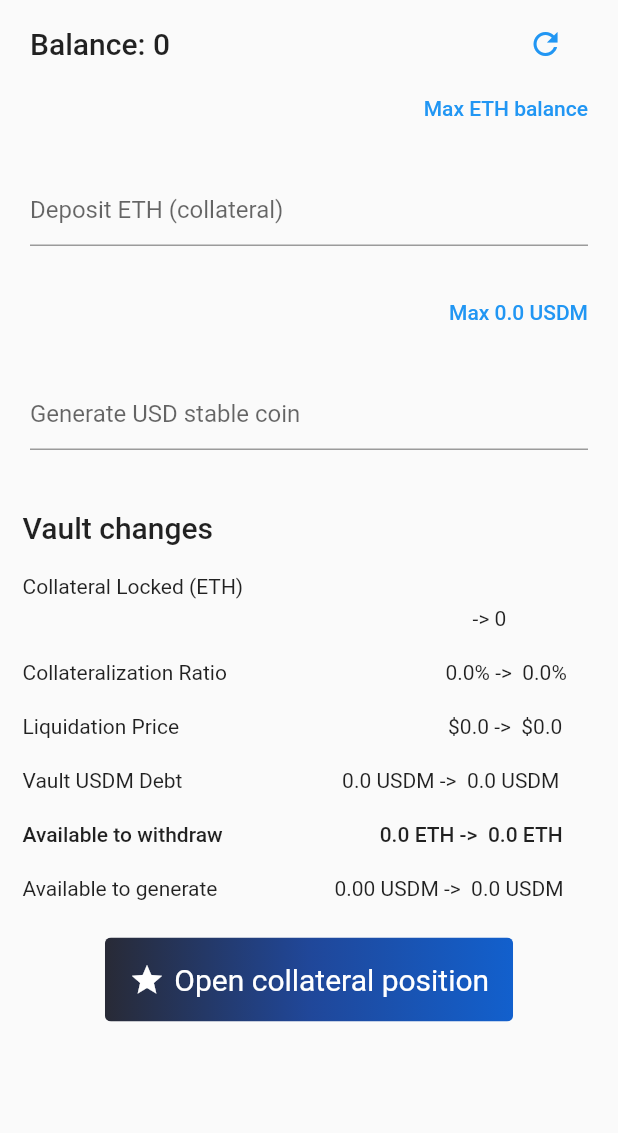
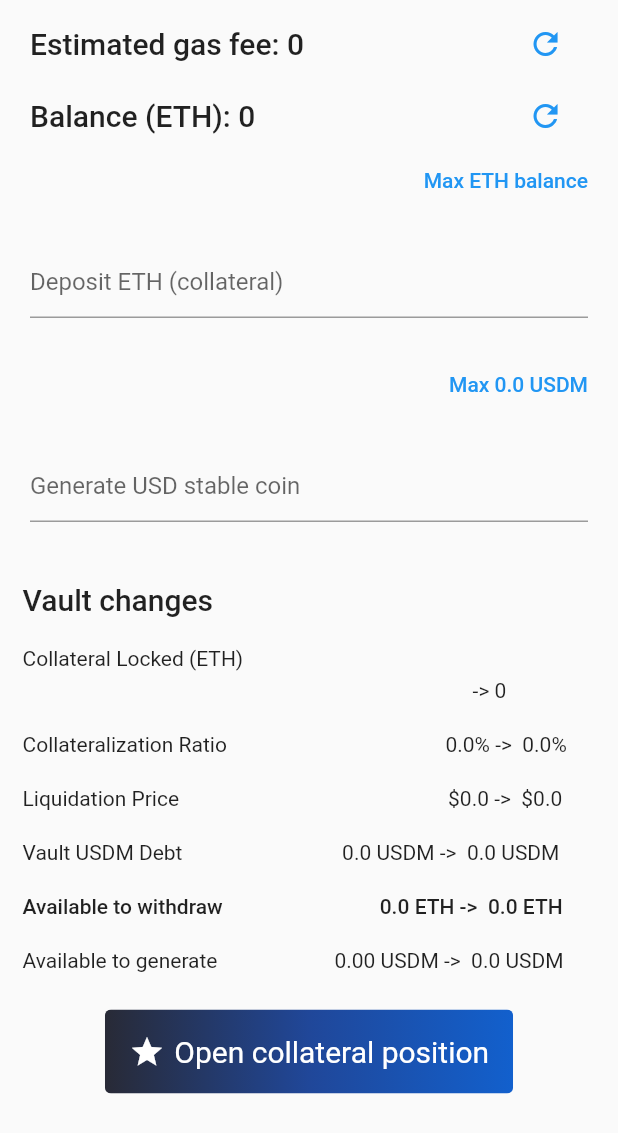
Before and after one commit to TonGarcia/flutter-study-app-wallet, a Flutter app: the PocCollateralizePage screen opened directly, after a tap on "Open collateral position", on a phone screen of 412 x 824 dp. Shown: the top 1133 px of the screen. Run offline on Flutter 3.47's test engine with Material 2 defaults, Android fonts, the phone set to English and light mode, and no system bars; our stand-ins replace font_awesome_flutter, graphql_flutter, hex, shared_preferences; missing offline and left inert: bip39, dart:ffi, ed25519_hd_key, web3dart; accounts and stored records are empty; project files that could hold a hidden picture were left out.

Commit message:
refactoring DeFi screens

```diff
--- a/app/lib/components/pages/poc/poc_collateralize_page.dart
+++ b/app/lib/components/pages/poc/poc_collateralize_page.dart
@@ -29,6 +29,7 @@ class _PocCollateralizePageState extends State<PocCollateralizePage> {
   late num _calcLiquidationPrice = 0.00;
   late num _maxLiquidationPrice = 0.00;
   late num _balanceAmountEther = 0;
+  late num _gasFree = 0.00;
   late num _expectedStable = 0.00;
   late double _maxStable = 0.00;
   late UserData _userWalletData;
@@ -38,6 +39,11 @@ class _PocCollateralizePageState extends State<PocCollateralizePage> {
 
   final TextEditingController _depositETH = TextEditingController();
   final TextEditingController _stableToGenerate = TextEditingController();
+
+  void openCollateral() {
+    BigInt collateralETH = BigInt.from(double.parse(_depositETH.text)*pow(10,18));
+    // deFi.openCollateralPosition(collateralETH, vaultDebt)
+  }
 
   void calcWithdraw() {
     if(_depositETH.text.isNotEmpty) {
@@ -145,6 +151,7 @@ class _PocCollateralizePageState extends State<PocCollateralizePage> {
   @override
   Widget build(BuildContext context) {
     double screenWidth = MediaQuery.of(context).size.width;
+    //_gasFree =
     return Scaffold(
         resizeToAvoidBottomInset: false,
         body: SingleChildScrollView(
@@ -159,7 +166,29 @@ class _PocCollateralizePageState extends State<PocCollateralizePage> {
                           padding: const EdgeInsets.only(left: 20.0, top: 10.0),
                           child:
                           Text(
-                            'Balance: $_balanceAmountEther',
+                            'Estimated gas fee: $_balanceAmountEther',
+                            style: Theme.of(context).textTheme.headline6,
+                          ),
+                        ),
+                        const SizedBox(width: 10.0),
+                        IconButton(
+                          padding: const EdgeInsets.only(top: 10.0),
+                          onPressed: (){
+                            updateBalance();
+                          },
+                          icon: const Icon(Icons.refresh),
+                          color: Colors.blue,
+                        )
+                      ],
+                    ),
+                    Row(
+                      children: [
+                        Container(
+                          width: screenWidth*0.8,
+                          padding: const EdgeInsets.only(left: 20.0, top: 10.0),
+                          child:
+                          Text(
+                            'Balance (ETH): $_balanceAmountEther',
                             style: Theme.of(context).textTheme.headline6,
                           ),
                         ),
@@ -435,7 +464,7 @@ class _PocCollateralizePageState extends State<PocCollateralizePage> {
                                 textStyle: const TextStyle(fontSize: 20),
                               ),
                               onPressed: () {
-                                //_userWalletData.loadWallet(_seedPhraseController.text);
+                                openCollateral();
                               },
                               icon: const Icon(Icons.star),
                               label: const Text('Open collateral position'),
--- a/app/lib/services/usdm_defi_service.dart
+++ b/app/lib/services/usdm_defi_service.dart
@@ -26,7 +26,7 @@ class USDMDeFiService {
   late ContractFunction balanceFunction, calcProvidedRatioFunction,
                         estimateLiquidationPriceFunction, getETHUSDFunction,
                         getCollateralsEthOfFunction, estimateMaxMintableStable,
-                        calcProvidedRatio;
+                        collateralizeFunction;
 
   USDMDeFiService() {
     httpClient = Client();
@@ -48,7 +48,7 @@ class USDMDeFiService {
     getCollateralsEthOfFunction = contract.function('getCollateralsEthOf');
     getETHUSDFunction = contract.function('getETHUSD');
     estimateMaxMintableStable = contract.function('estimateMaxMintableStable');
-    calcProvidedRatio = contract.function('calcProvidedRatio');
+    collateralizeFunction = contract.function('collaterallize'); // TODO update it after update smart contract
   }
 
   void subscribeTransferEvent() {
@@ -64,7 +64,7 @@ class USDMDeFiService {
           final from = decoded[0] as EthereumAddress;
           final to = decoded[1] as EthereumAddress;
           final value = decoded[2] as BigInt;
-          debugPrint('$from sent $value MetaCoins to $to');
+          debugPrint('$from sent $value Coin to $to');
     });
   }
 
@@ -96,7 +96,7 @@ class USDMDeFiService {
 
     final resp = await web3Client.call(
         contract: contract,
-        function: calcProvidedRatio,
+        function: calcProvidedRatioFunction,
         params: [collateral, globalPrice, vaultDebt]
     );
 
@@ -123,6 +123,17 @@ class USDMDeFiService {
     return (resp[2] as BigInt);
   }
 
+  // Future<String> openCollateralPosition(BigInt collateralETH, BigInt vaultDebt) async {
+  //
+  //
+  //   // TODO
+  //
+  //   // final params = [vaultDebt];
+  //   // return write(credentials, transaction, function, params);
+  //   //
+  //   // return (resp[2] as BigInt);
+  // }
+
   double formatStable(BigInt amount) {
     return amount.toDouble() / 100;
   }
```
Also changed, not shown: app/lib/components/pages/poc/poc_repay_page.dart (+37 -2 lines).
